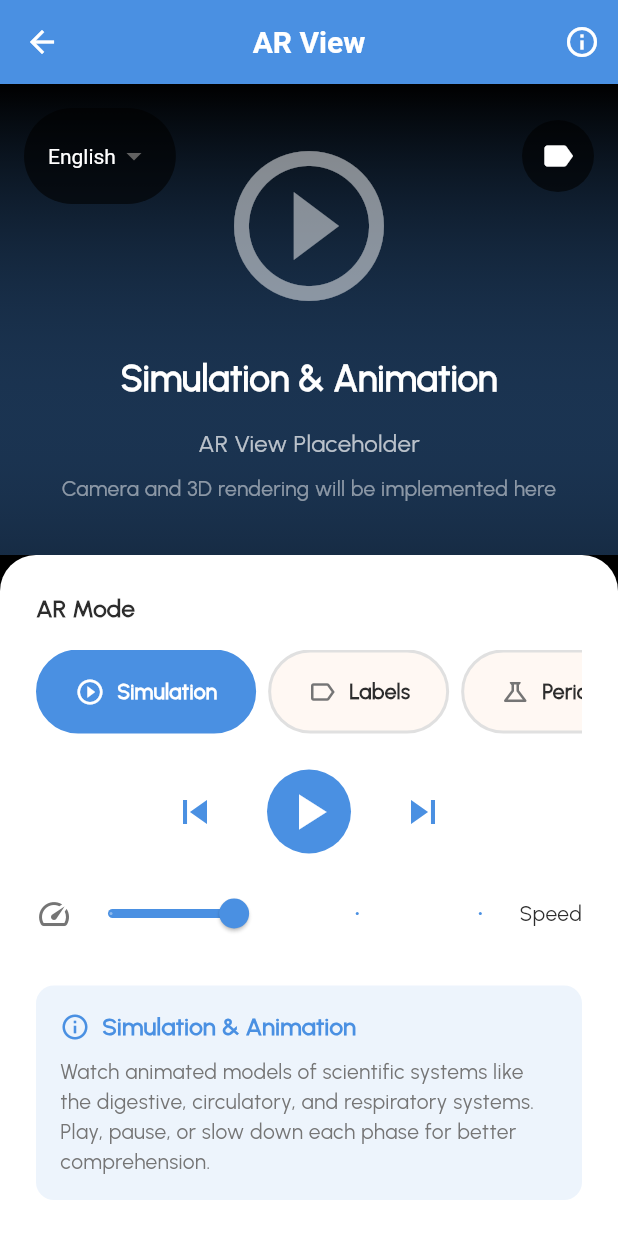
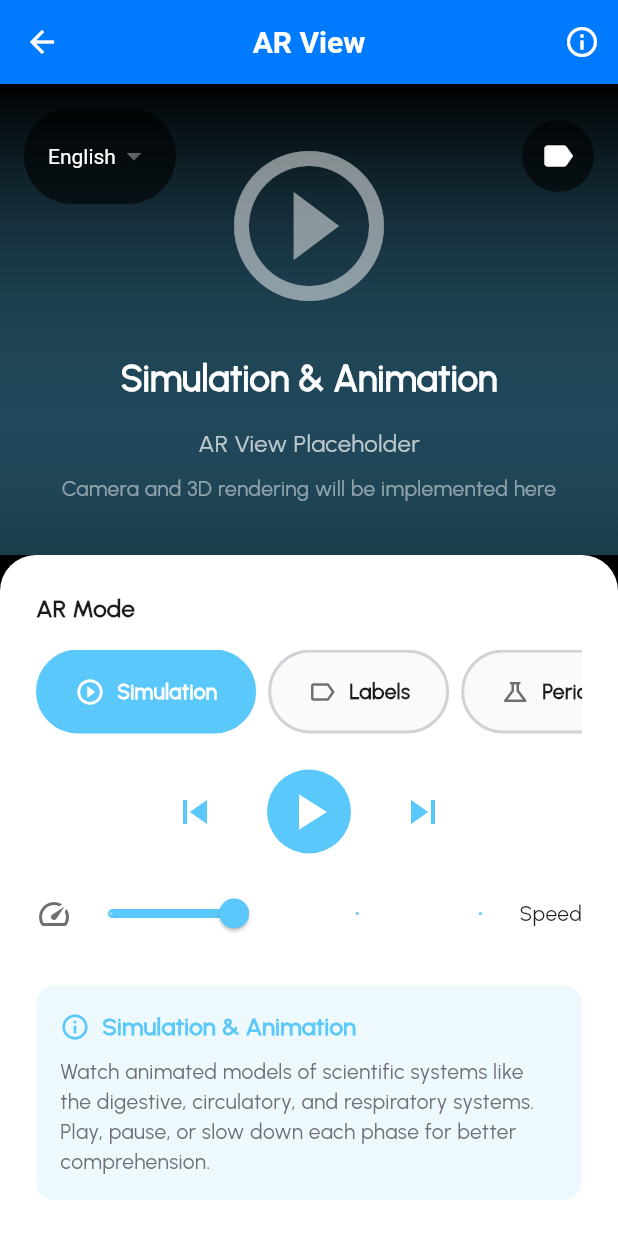
Before and after one commit to lansoyyy/AR-Sci, a Flutter app: the ARViewScreen screen opened by its route, on a phone screen of 412 x 824 dp. Run offline on Flutter 3.47's test engine with Material 3 defaults, Android fonts, the phone set to English and light mode, and no system bars.

Commit message:
updated themes

```diff
--- a/lib/main.dart
+++ b/lib/main.dart
@@ -35,7 +35,7 @@ class ARSciApp extends StatelessWidget {
       theme: AppTheme.lightTheme,
       routes: AppRoutes.getRoutes(),
       onGenerateRoute: AppRoutes.onGenerateRoute,
-      initialRoute: AppRoutes.studentDashboard,
+      initialRoute: AppRoutes.splash,
     );
   }
 }
--- a/lib/screens/student/ar_view_screen.dart
+++ b/lib/screens/student/ar_view_screen.dart
@@ -49,7 +49,7 @@ class _ARViewScreenState extends State<ARViewScreen> {
                 gradient: LinearGradient(
                   colors: [
                     Colors.black,
-                    AppColors.studentPrimary.withOpacity(0.3),
+                    _getARModeColor().withOpacity(0.3),
                   ],
                   begin: Alignment.topCenter,
                   end: Alignment.bottomCenter,
@@ -113,7 +113,8 @@ class _ARViewScreenState extends State<ARViewScreen> {
                           ),
                           decoration: BoxDecoration(
                             color: Colors.black.withOpacity(0.6),
-                            borderRadius: BorderRadius.circular(AppConstants.radiusRound),
+                            borderRadius:
+                                BorderRadius.circular(AppConstants.radiusRound),
                           ),
                           child: DropdownButton<String>(
                             value: _selectedLanguage,
@@ -121,8 +122,10 @@ class _ARViewScreenState extends State<ARViewScreen> {
                             underline: const SizedBox(),
                             style: const TextStyle(color: AppColors.textWhite),
                             items: const [
-                              DropdownMenuItem(value: 'English', child: Text('English')),
-                              DropdownMenuItem(value: 'Filipino', child: Text('Filipino')),
+                              DropdownMenuItem(
+                                  value: 'English', child: Text('English')),
+                              DropdownMenuItem(
+                                  value: 'Filipino', child: Text('Filipino')),
                             ],
                             onChanged: (value) {
                               setState(() => _selectedLanguage = value!);
@@ -134,7 +137,8 @@ class _ARViewScreenState extends State<ARViewScreen> {
                         Container(
                           decoration: BoxDecoration(
                             color: Colors.black.withOpacity(0.6),
-                            borderRadius: BorderRadius.circular(AppConstants.radiusRound),
+                            borderRadius:
+                                BorderRadius.circular(AppConstants.radiusRound),
                           ),
                           child: IconButton(
                             icon: Icon(
@@ -158,6 +162,7 @@ class _ARViewScreenState extends State<ARViewScreen> {
                       child: _ARLabel(
                         title: 'Lungs',
                         description: 'Organs for breathing',
+                        color: AppColors.biology,
                       ),
                     ),
                   if (_labelsVisible && _selectedARMode == 'labels')
@@ -167,6 +172,7 @@ class _ARViewScreenState extends State<ARViewScreen> {
                       child: _ARLabel(
                         title: 'Heart',
                         description: 'Pumps blood throughout body',
+                        color: AppColors.biology,
                       ),
                     ),
                 ],
@@ -204,6 +210,7 @@ class _ARViewScreenState extends State<ARViewScreen> {
                         icon: Icons.play_circle_outline,
                         label: 'Simulation',
                         isSelected: _selectedARMode == 'simulation',
+                        color: AppColors.simulation,
                         onTap: () {
                           setState(() => _selectedARMode = 'simulation');
                         },
@@ -213,6 +220,7 @@ class _ARViewScreenState extends State<ARViewScreen> {
                         icon: Icons.label_outline,
                         label: 'Labels',
                         isSelected: _selectedARMode == 'labels',
+                        color: AppColors.biology,
                         onTap: () {
                           setState(() => _selectedARMode = 'labels');
                         },
@@ -222,6 +230,7 @@ class _ARViewScreenState extends State<ARViewScreen> {
                         icon: Icons.science_outlined,
                         label: 'Periodic Table',
                         isSelected: _selectedARMode == 'periodic',
+                        color: AppColors.periodicTable,
                         onTap: () {
                           setState(() => _selectedARMode = 'periodic');
                         },
@@ -240,13 +249,13 @@ class _ARViewScreenState extends State<ARViewScreen> {
                       IconButton(
                         icon: const Icon(Icons.skip_previous),
                         iconSize: 32,
-                        color: AppColors.studentPrimary,
+                        color: _getARModeColor(),
                         onPressed: () {},
                       ),
                       const SizedBox(width: AppConstants.paddingL),
                       Container(
                         decoration: BoxDecoration(
-                          color: AppColors.studentPrimary,
+                          color: _getARModeColor(),
                           shape: BoxShape.circle,
                         ),
                         child: IconButton(
@@ -264,7 +273,7 @@ class _ARViewScreenState extends State<ARViewScreen> {
                       IconButton(
                         icon: const Icon(Icons.skip_next),
                         iconSize: 32,
-                        color: AppColors.studentPrimary,
+                        color: _getARModeColor(),
                         onPressed: () {},
                       ),
                     ],
@@ -282,7 +291,7 @@ class _ARViewScreenState extends State<ARViewScreen> {
                           max: 2.0,
                           divisions: 3,
                           label: '1x',
-                          activeColor: AppColors.studentPrimary,
+                          activeColor: _getARModeColor(),
                           onChanged: (value) {},
                         ),
                       ),
@@ -296,7 +305,7 @@ class _ARViewScreenState extends State<ARViewScreen> {
                 Container(
                   padding: const EdgeInsets.all(AppConstants.paddingM),
                   decoration: BoxDecoration(
-                    color: AppColors.studentPrimary.withOpacity(0.1),
+                    color: _getARModeColor().withOpacity(0.1),
                     borderRadius: BorderRadius.circular(AppConstants.radiusM),
                   ),
                   child: Column(
@@ -306,16 +315,16 @@ class _ARViewScreenState extends State<ARViewScreen> {
                         children: [
                           Icon(
                             Icons.info_outline,
-                            color: AppColors.studentPrimary,
+                            color: _getARModeColor(),
                             size: 20,
                           ),
                           const SizedBox(width: AppConstants.paddingS),
                           Text(
                             _getARModeTitle(),
-                            style: const TextStyle(
+                            style: TextStyle(
                               fontSize: AppConstants.fontL,
                               fontWeight: FontWeight.w600,
-                              color: AppColors.studentPrimary,
+                              color: _getARModeColor(),
                             ),
                           ),
                         ],
@@ -337,6 +346,19 @@ class _ARViewScreenState extends State<ARViewScreen> {
         ],
       ),
     );
+  }
+
+  Color _getARModeColor() {
+    switch (_selectedARMode) {
+      case 'simulation':
+        return AppColors.simulation;
+      case 'labels':
+        return AppColors.biology;
+      case 'periodic':
+        return AppColors.periodicTable;
+      default:
+        return AppColors.arFeature;
+    }
   }
 
   IconData _getARIcon() {
@@ -391,22 +413,27 @@ class _ARViewScreenState extends State<ARViewScreen> {
               _InstructionItem(
                 icon: Icons.camera_alt,
                 text: 'Point your camera at a flat surface',
+                color: _getARModeColor(),
               ),
               _InstructionItem(
                 icon: Icons.touch_app,
                 text: 'Tap to place 3D models',
+                color: _getARModeColor(),
               ),
               _InstructionItem(
                 icon: Icons.pinch,
                 text: 'Pinch to zoom in/out',
+                color: _getARModeColor(),
               ),
               _InstructionItem(
                 icon: Icons.rotate_right,
                 text: 'Drag to rotate models',
+                color: _getARModeColor(),
               ),
               _InstructionItem(
                 icon: Icons.label,
                 text: 'Tap labels for more information',
+                color: _getARModeColor(),
               ),
             ],
           ),
@@ -426,12 +453,14 @@ class _ARModeChip extends StatelessWidget {
   final IconData icon;
   final String label;
   final bool isSelected;
+  final Color color;
   final VoidCallback onTap;
 
   const _ARModeChip({
     required this.icon,
     required this.label,
     required this.isSelected,
+    required this.color,
     required this.onTap,
   });
 
@@ -445,14 +474,10 @@ class _ARModeChip extends StatelessWidget {
           vertical: AppConstants.paddingM,
         ),
         decoration: BoxDecoration(
-          color: isSelected
-              ? AppColors.studentPrimary
-              : AppColors.surfaceLight,
+          color: isSelected ? color : AppColors.surfaceLight,
           borderRadius: BorderRadius.circular(AppConstants.radiusRound),
           border: Border.all(
-            color: isSelected
-                ? AppColors.studentPrimary
-                : AppColors.border,
+            color: isSelected ? color : AppColors.border,
             width: 2,
           ),
         ),
@@ -460,9 +485,7 @@ class _ARModeChip extends StatelessWidget {
           children: [
             Icon(
               icon,
-              color: isSelected
-                  ? AppColors.textWhite
-                  : AppColors.textSecondary,
+              color: isSelected ? AppColors.textWhite : AppColors.textSecondary,
               size: 20,
             ),
             const SizedBox(width: AppConstants.paddingS),
@@ -471,9 +494,7 @@ class _ARModeChip extends StatelessWidget {
               style: TextStyle(
                 fontSize: AppConstants.fontM,
                 fontWeight: FontWeight.w600,
-                color: isSelected
-                    ? AppColors.textWhite
-                    : AppColors.textPrimary,
+                color: isSelected ? AppColors.textWhite : AppColors.textPrimary,
               ),
             ),
           ],
@@ -486,10 +507,12 @@ class _ARModeChip extends StatelessWidget {
 class _ARLabel extends StatelessWidget {
   final String title;
   final String description;
+  final Color color;
 
   const _ARLabel({
     required this.title,
     required this.description,
+    required this.color,
   });
 
   @override
@@ -498,7 +521,7 @@ class _ARLabel extends StatelessWidget {
       constraints: const BoxConstraints(maxWidth: 200),
       padding: const EdgeInsets.all(AppConstants.paddingM),
       decoration: BoxDecoration(
-        color: AppColors.studentPrimary,
+        color: color,
         borderRadius: BorderRadius.circular(AppConstants.radiusM),
         boxShadow: [
           BoxShadow(
@@ -552,10 +575,12 @@ class _ARLabel extends StatelessWidget {
 class _InstructionItem extends StatelessWidget {
   final IconData icon;
   final String text;
+  final Color color;
 
   const _InstructionItem({
     required this.icon,
     required this.text,
+    required this.color,
   });
 
   @override
@@ -564,7 +589,7 @@ class _InstructionItem extends StatelessWidget {
       padding: const EdgeInsets.symmetric(vertical: AppConstants.paddingS),
       child: Row(
         children: [
-          Icon(icon, color: AppColors.studentPrimary),
+          Icon(icon, color: color),
           const SizedBox(width: AppConstants.paddingM),
           Expanded(
             child: Text(
--- a/lib/screens/student/student_dashboard.dart
+++ b/lib/screens/student/student_dashboard.dart
@@ -557,13 +557,13 @@ class _ProgressPage extends StatelessWidget {
             const SizedBox(height: AppConstants.paddingM),
 
             _SubjectProgress(
-                subject: 'Physics',
-                progress: 0.85,
-                color: AppColors.studentPrimary),
+                subject: 'Physics', progress: 0.85, color: AppColors.physics),
             _SubjectProgress(
-                subject: 'Chemistry', progress: 0.70, color: AppColors.success),
+                subject: 'Chemistry',
+                progress: 0.70,
+                color: AppColors.chemistry),
             _SubjectProgress(
-                subject: 'Biology', progress: 0.65, color: AppColors.warning),
+                subject: 'Biology', progress: 0.65, color: AppColors.biology),
 
             const SizedBox(height: AppConstants.paddingXL),
 
--- a/lib/utils/colors.dart
+++ b/lib/utils/colors.dart
@@ -1,88 +1,97 @@
 import 'package:flutter/material.dart';
 
-/// App color palette with custom purple and warm beige shades
+/// App color palette with science-inspired blues and teals
 class AppColors {
-  // Primary Colors - Custom warm beige and purple combination
-  static const Color primary = Color(0xFFC4799A); // Custom Purple
-  static const Color primaryLight = Color(0xFFD8A8C0); // Lighter Purple
-  static const Color primaryDark = Color(0xFFA55A7A); // Darker Purple
+  // Primary Colors - Science and technology inspired blues
+  static const Color primary = Color(0xFF0A84FF); // Vibrant Blue
+  static const Color primaryLight = Color(0xFF5AC8FA); // Light Blue
+  static const Color primaryDark = Color(0xFF0051D5); // Deep Blue
 
-  // Secondary Colors - Complementary shades
-  static const Color secondary = Color(0xFFFAEDE5); // Warm Beige
-  static const Color secondaryLight = Color(0xFFFFF3ED); // Lighter Beige
-  static const Color secondaryDark = Color(0xFFF0DCC7); // Darker Beige
+  // Secondary Colors - Teal and cyan for scientific innovation
+  static const Color secondary = Color(0xFF32D74B); // Fresh Green
+  static const Color secondaryLight = Color(0xFF63E380); // Light Green
+  static const Color secondaryDark = Color(0xFF28A745); // Darker Green
 
-  // Accent Colors - Additional purple and beige variations
-  static const Color accent = Color(0xFFD8A8C0); // Light Purple
-  static const Color accentLight = Color(0xFFD1B8C1); // Soft Purple-Beige
+  // Accent Colors - Teal and cyan for AR/tech feel
+  static const Color accent = Color(0xFF5AC8FA); // Cyan Blue
+  static const Color accentLight = Color(0xFF99E5FF); // Light Cyan
 
-  // Background Colors - Warm and soft backgrounds
-  static const Color background = Color(0xFFFAEDE5); // Primary background
+  // Background Colors - Clean, modern scientific backgrounds
+  static const Color background =
+      Color(0xFFF0F8FF); // Alice Blue (scientific white)
   static const Color cardBackground = Colors.white;
-  static const Color surfaceLight = Color(0xFFFFF8F3); // Light surface
+  static const Color surfaceLight = Color(0xFFF8FAFC); // Light surface
 
   // Text Colors
-  static const Color textPrimary = Color(0xFF2D2D2D);
-  static const Color textSecondary = Color(0xFF757575);
-  static const Color textLight = Color(0xFFBDBDBD);
+  static const Color textPrimary = Color(0xFF1D1D1F); // Dark Gray
+  static const Color textSecondary = Color(0xFF6E6E73); // Medium Gray
+  static const Color textLight = Color(0xFF8E8E93); // Light Gray
   static const Color textWhite = Colors.white;
 
-  // Status Colors - Purple and beige-tinted status colors
-  static const Color success = Color(0xFFA8D8A8); // Soft Green
-  static const Color warning = Color(0xFFD8B86B); // Warm Yellow
-  static const Color error = Color(0xFFD87070); // Soft Red
-  static const Color info = Color(0xFF8A9BC8); // Soft Blue
+  // Status Colors - Clear, distinct status colors
+  static const Color success = Color(0xFF34C759); // Bright Green
+  static const Color warning = Color(0xFFFF9500); // Orange
+  static const Color error = Color(0xFFFF3B30); // Red
+  static const Color info = Color(0xFF007AFF); // Info Blue
 
-  // Medication Status Colors
-  static const Color taken = Color(0xFFA8D8A8); // Soft Green
-  static const Color missed = Color(0xFFD87070); // Soft Red
-  static const Color pending = Color(0xFFD8B86B); // Warm Yellow
-  static const Color skipped = Color(0xFF9E9E9E);
+  // Learning Status Colors
+  static const Color completed = Color(0xFF34C759); // Bright Green
+  static const Color inProgress = Color(0xFF007AFF); // Blue
+  static const Color notStarted = Color(0xFF8E8E93); // Gray
+  static const Color overdue = Color(0xFFFF3B30); // Red
 
-  // Feature-specific Colors - Various purple and beige shades
-  static const Color aiAssistant = Color(0xFFC4799A); // Primary Purple
-  static const Color consultation = Color(0xFFA890B8); // Soft Purple
-  static const Color emergency = Color(0xFFD87070); // Soft Red
-  static const Color reward = Color(0xFFD8B86B); // Warm Yellow
+  // Feature-specific Colors - Science and technology themed
+  static const Color arFeature = Color(0xFFAF52DE); // Purple for AR
+  static const Color simulation = Color(0xFF5AC8FA); // Cyan for simulations
+  static const Color periodicTable = Color(0xFF32D74B); // Green for chemistry
+  static const Color biology = Color(0xFFFF3B30); // Red for biology
+  static const Color physics = Color(0xFF007AFF); // Blue for physics
+  static const Color chemistry = Color(0xFF32D74B); // Green for chemistry
 
-  // Role-specific Colors - Science/Technology inspired
-  static const Color studentPrimary = Color(0xFF4A90E2); // Bright Blue
-  static const Color studentLight = Color(0xFF7AB8F5); // Light Blue
-  static const Color studentDark = Color(0xFF2E5C8A); // Dark Blue
+  // Role-specific Colors - Enhanced science theme
+  static const Color studentPrimary = Color(0xFF007AFF); // Bright Blue
+  static const Color studentLight = Color(0xFF5AC8FA); // Light Blue
+  static const Color studentDark = Color(0xFF0051D5); // Dark Blue
 
-  static const Color teacherPrimary = Color(0xFF52C41A); // Bright Green
-  static const Color teacherLight = Color(0xFF7FD84F); // Light Green
-  static const Color teacherDark = Color(0xFF3A8F12); // Dark Green
+  static const Color teacherPrimary = Color(0xFF34C759); // Bright Green
+  static const Color teacherLight = Color(0xFF63E380); // Light Green
+  static const Color teacherDark = Color(0xFF28A745); // Dark Green
 
-  static const Color adminPrimary = Color(0xFF6B7280); // Gray
-  static const Color adminLight = Color(0xFF9CA3AF); // Light Gray
-  static const Color adminDark = Color(0xFF4B5563); // Dark Gray
+  static const Color adminPrimary = Color(0xFF636366); // Modern Gray
+  static const Color adminLight = Color(0xFF8E8E93); // Light Gray
+  static const Color adminDark = Color(0xFF48484A); // Dark Gray
 
-  // Gradient Colors - Purple and beige gradients
+  // Gradient Colors - Science-inspired gradients
   static const LinearGradient primaryGradient = LinearGradient(
-    colors: [Color(0xFFC4799A), Color(0xFFD8A8C0)],
+    colors: [Color(0xFF007AFF), Color(0xFF5AC8FA)],
     begin: Alignment.topLeft,
     end: Alignment.bottomRight,
   );
 
   static const LinearGradient secondaryGradient = LinearGradient(
-    colors: [Color(0xFFFAEDE5), Color(0xFFF0DCC7)],
+    colors: [Color(0xFF32D74B), Color(0xFF63E380)],
     begin: Alignment.topLeft,
     end: Alignment.bottomRight,
   );
 
-  static const LinearGradient softGradient = LinearGradient(
-    colors: [Color(0xFFFAEDE5), Color(0xFFFFF8F3)],
+  static const LinearGradient arGradient = LinearGradient(
+    colors: [Color(0xFFAF52DE), Color(0xFF5AC8FA)],
     begin: Alignment.topCenter,
     end: Alignment.bottomCenter,
   );
 
-  // Shadow Colors - Purple-tinted shadows
-  static const Color shadowLight = Color(0x1AC4799A);
-  static const Color shadowMedium = Color(0x33C4799A);
+  static const LinearGradient softGradient = LinearGradient(
+    colors: [Color(0xFFF0F8FF), Color(0xFFF8FAFC)],
+    begin: Alignment.topCenter,
+    end: Alignment.bottomCenter,
+  );
+
+  // Shadow Colors - Modern, subtle shadows
+  static const Color shadowLight = Color(0x1A000000);
+  static const Color shadowMedium = Color(0x33000000);
 
   // Divider and Border Colors
-  static const Color divider = Color(0xFFEEEEEE);
-  static const Color border = Color(0xFFE0E0E0);
-  static const Color borderLight = Color(0xFFF5F5F5);
+  static const Color divider = Color(0xFFE5E5EA);
+  static const Color border = Color(0xFFD1D1D6);
+  static const Color borderLight = Color(0xFFF2F2F7);
 }
--- a/lib/widgets/medication_card.dart
+++ b/lib/widgets/medication_card.dart
@@ -25,13 +25,17 @@ class MedicationCard extends StatelessWidget {
   Color _getStatusColor() {
     switch (status.toLowerCase()) {
       case 'taken':
-        return AppColors.taken;
+      case 'completed':
+        return AppColors.completed;
       case 'missed':
-        return AppColors.missed;
+      case 'overdue':
+        return AppColors.overdue;
       case 'pending':
-        return AppColors.pending;
+      case 'inprogress':
+        return AppColors.inProgress;
       case 'skipped':
-        return AppColors.skipped;
+      case 'notstarted':
+        return AppColors.notStarted;
       default:
         return AppColors.textSecondary;
     }
@@ -140,7 +144,8 @@ class MedicationCard extends StatelessWidget {
                     ),
                     decoration: BoxDecoration(
                       color: _getStatusColor().withOpacity(0.1),
-                      borderRadius: BorderRadius.circular(AppConstants.radiusRound),
+                      borderRadius:
+                          BorderRadius.circular(AppConstants.radiusRound),
                     ),
                     child: Row(
                       mainAxisSize: MainAxisSize.min,
@@ -170,16 +175,18 @@ class MedicationCard extends StatelessWidget {
                       mainAxisSize: MainAxisSize.min,
                       children: [
                         IconButton(
-                          icon: const Icon(Icons.check, size: AppConstants.iconS),
-                          color: AppColors.taken,
+                          icon:
+                              const Icon(Icons.check, size: AppConstants.iconS),
+                          color: AppColors.completed,
                           onPressed: onMarkTaken,
                           padding: EdgeInsets.zero,
                           constraints: const BoxConstraints(),
                         ),
                         const SizedBox(width: AppConstants.paddingS),
                         IconButton(
-                          icon: const Icon(Icons.close, size: AppConstants.iconS),
-                          color: AppColors.missed,
+                          icon:
+                              const Icon(Icons.close, size: AppConstants.iconS),
+                          color: AppColors.overdue,
                           onPressed: onMarkMissed,
                           padding: EdgeInsets.zero,
                           constraints: const BoxConstraints(),
```
Also changed, not shown: lib/screens/teacher/teacher_dashboard.dart (+15 -7 lines).
